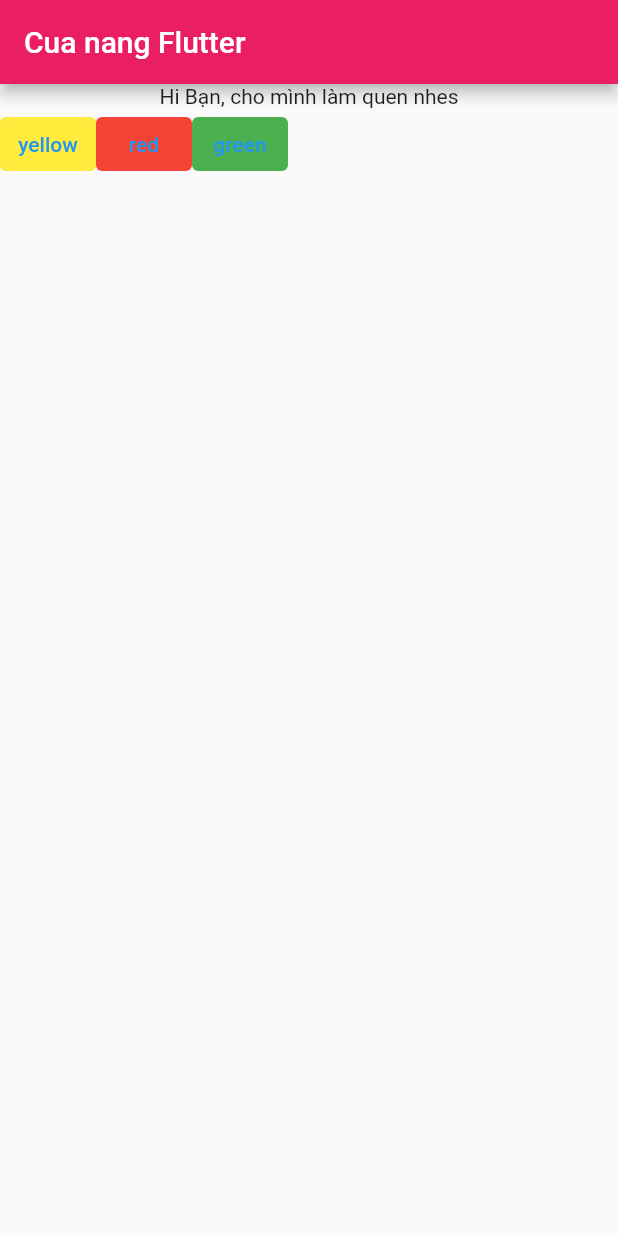
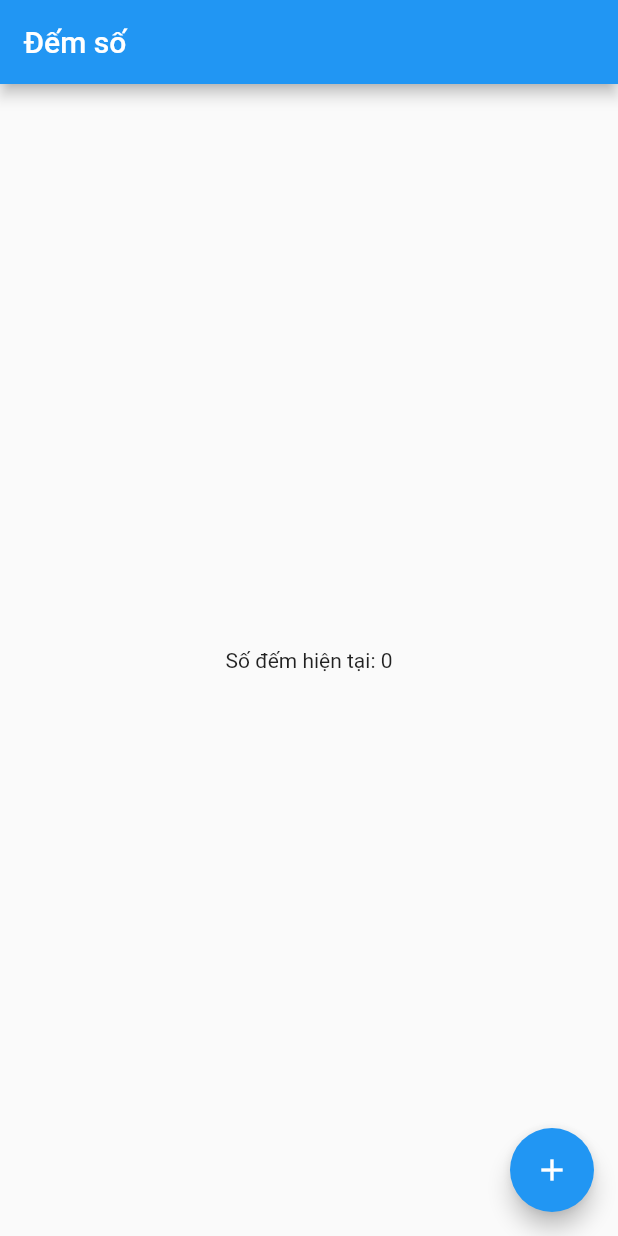
Before and after one commit to olololoe110399/learn_flutter, a Flutter app: the screen it shows after launch, on a phone screen of 412 x 824 dp. Run offline on Flutter 3.47's test engine with Material 2 defaults, Android fonts, the phone set to English and light mode, and no system bars.

Commit message:
[lession_2] StatelessWidget vs StatelessWidget

```diff
--- a/lib/main.dart
+++ b/lib/main.dart
@@ -1,80 +1,66 @@
 import 'package:flutter/material.dart';
 
 void main() {
-  runApp(MaterialApp(
-      home: SafeArea(
-          child: Scaffold(
-              appBar: AppBar(
-                backgroundColor: Colors.pink,
-                title: const Text('Cua nang Flutter'),
-              ),
-              body: buildColumn()))));
-  // body: ColumnWidget()))));
+  runApp(MyApp());
 }
 
-// method
-Column buildColumn() {
-  return Column(
-    children: [
-      const Center(
-        child: Text('Hi Bạn, cho mình làm quen nhes'),
-      ),
-      Row(
-        children: [
-          TextButton(
-            onPressed: () {},
-            child: const Text('yellow'),
-            style: TextButton.styleFrom(backgroundColor: Colors.yellow),
-          ),
-          TextButton(
-            onPressed: () {},
-            child: const Text('red'),
-            style: TextButton.styleFrom(backgroundColor: Colors.red),
-          ),
-          TextButton(
-            onPressed: () {},
-            child: const Text('green'),
-            style: TextButton.styleFrom(backgroundColor: Colors.green),
-          )
-        ],
-      )
-    ],
-  );
+class MyApp extends StatelessWidget {
+  @override
+  Widget build(BuildContext context) {
+    return MaterialApp(
+      title: 'Đếm số',
+      home: MyHomePage(title: 'Đếm số'),
+    );
+  }
 }
 
-// class widget
-class ColumnWidget extends StatelessWidget {
-  const ColumnWidget({
-    Key key,
-  }) : super(key: key);
+class MyHomePage extends StatefulWidget {
+  MyHomePage({Key key, this.title}) : super(key: key);
+
+  final String title;
+
+  @override
+  _MyHomePageState createState() => _MyHomePageState();
+}
+
+class _MyHomePageState extends State<MyHomePage> {
+  int _counter = 0;
+
+  void _incrementCounter() {
+    setState(() {
+      _counter++;
+    });
+  }
 
   @override
   Widget build(BuildContext context) {
-    return Column(
-      children: [
-        const Center(
-          child: Text('Hi Bạn, cho mình làm quen nhes'),
-        ),
-        Row(
-          children: [
-            TextButton(
-              onPressed: () {},
-              child: const Text('yellow'),
-              style: TextButton.styleFrom(backgroundColor: Colors.yellow),
-            ),
-            TextButton(
-              onPressed: () {},
-              child: const Text('red'),
-              style: TextButton.styleFrom(backgroundColor: Colors.red),
-            ),
-            TextButton(
-              onPressed: () {},
-              child: const Text('green'),
-              style: TextButton.styleFrom(backgroundColor: Colors.green),
-            )
-          ],
-        )
-      ],
+    return Scaffold(
+      appBar: AppBar(
+        title: Text(widget.title),
+      ),
+      body: Center(
+        child: renderText(_counter),
+      ),
+      floatingActionButton: FloatingActionButton(
+        onPressed: _incrementCounter,
+        tooltip: 'Increment',
+        child: const Icon(Icons.add),
+      ),
     );
   }
 }
+
+class MyText extends StatelessWidget {
+  const MyText({this.counter});
+
+  final int counter;
+
+  @override
+  Widget build(BuildContext context) {
+    return Text('Số đếm hiện tại: $counter');
+  }
+}
+
+Text renderText(int counter) {
+  return Text('Số đếm hiện tại: $counter');
+}
```
